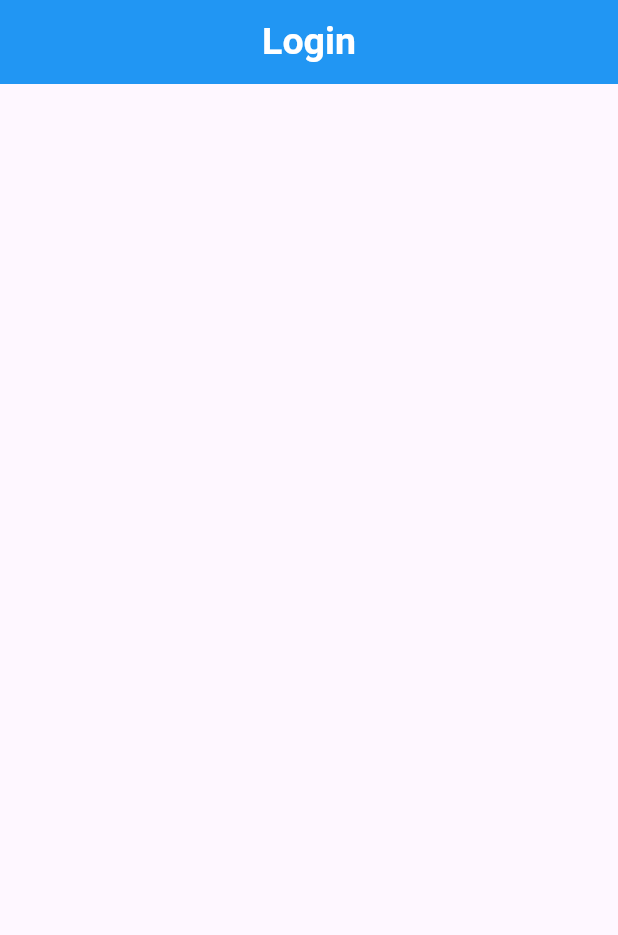
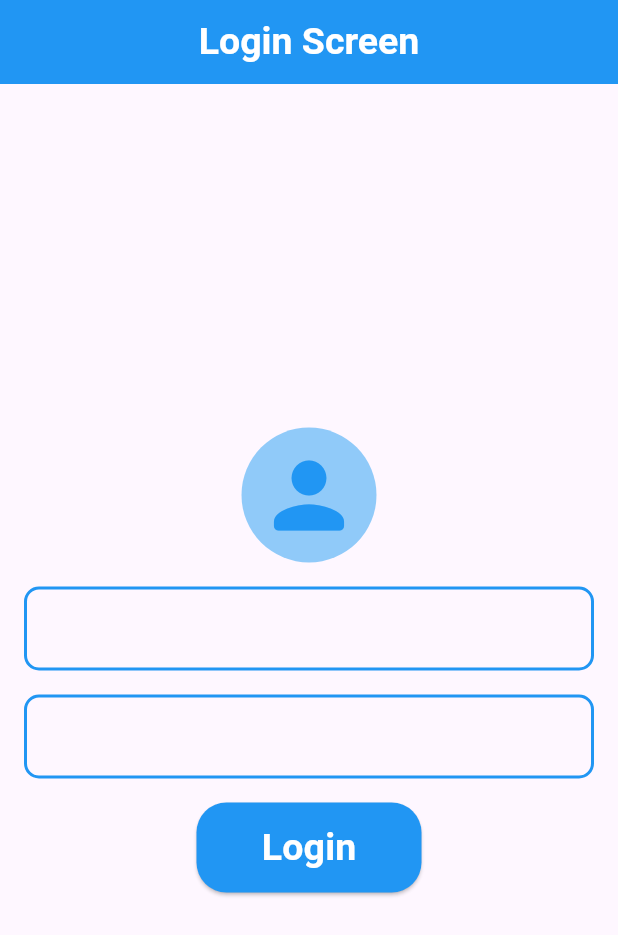
Before and after one commit to alhasann351/login_with_shared_preferences, a Flutter app: the screen it shows after launch, on a phone screen of 412 x 824 dp. Shown: the top 935 px of the screen. Run offline on Flutter 3.47's test engine with Material 3 defaults, Android fonts, the phone set to English and light mode, and no system bars.

Commit message:
login-screen-design

```diff
--- a/lib/login_screen.dart
+++ b/lib/login_screen.dart
@@ -18,7 +18,7 @@ class _LoginScreenState extends State<LoginScreen> {
         backgroundColor: Colors.blue,
         centerTitle: true,
         title: const Text(
-          'Login',
+          'Login Screen',
           style: TextStyle(
             fontSize: 25,
             fontWeight: FontWeight.bold,
@@ -27,11 +27,80 @@ class _LoginScreenState extends State<LoginScreen> {
         ),
       ),
       body: Center(
-        child: Column(
-          mainAxisAlignment: MainAxisAlignment.center,
-          children: [
-
-          ],
+        child: Padding(
+          padding: const EdgeInsets.all(8.0),
+          child: Column(
+            mainAxisAlignment: MainAxisAlignment.center,
+            children: [
+              Padding(
+                padding: const EdgeInsets.all(8.0),
+                child: CircleAvatar(
+                    radius: 45,
+                    backgroundColor: Colors.blue[200],
+                    child: const Icon(
+                      Icons.person_rounded,
+                      color: Colors.blue,
+                      size: 70,
+                    )),
+              ),
+              Padding(
+                padding: const EdgeInsets.all(8.0),
+                child: TextField(
+                  controller: emailController,
+                  decoration: const InputDecoration(
+                    enabledBorder: OutlineInputBorder(
+                      borderRadius: BorderRadius.all(Radius.circular(10)),
+                      borderSide: BorderSide(width: 2, color: Colors.blue),
+                    ),
+                    focusedBorder: OutlineInputBorder(
+                      borderSide: BorderSide(width: 2, color: Colors.grey),
+                    ),
+                  ),
+                ),
+              ),
+              Padding(
+                padding: const EdgeInsets.all(8.0),
+                child: TextField(
+                  controller: passwordController,
+                  decoration: const InputDecoration(
+                    enabledBorder: OutlineInputBorder(
+                      borderRadius: BorderRadius.all(Radius.circular(10)),
+                      borderSide: BorderSide(width: 2, color: Colors.blue),
+                    ),
+                    focusedBorder: OutlineInputBorder(
+                      borderSide: BorderSide(width: 2, color: Colors.grey),
+                    ),
+                  ),
+                ),
+              ),
+              Padding(
+                padding: const EdgeInsets.all(8.0),
+                child: SizedBox(
+                  height: 60,
+                  width: 150,
+                  child: ElevatedButton(
+                    style: ElevatedButton.styleFrom(
+                      backgroundColor: Colors.blue,
+                      shape: const RoundedRectangleBorder(
+                        borderRadius: BorderRadius.all(
+                          Radius.circular(20),
+                        ),
+                      ),
+                    ),
+                    onPressed: () {},
+                    child: const Text(
+                      'Login',
+                      style: TextStyle(
+                        fontSize: 25,
+                        fontWeight: FontWeight.bold,
+                        color: Colors.white,
+                      ),
+                    ),
+                  ),
+                ),
+              )
+            ],
+          ),
         ),
       ),
     );
```
